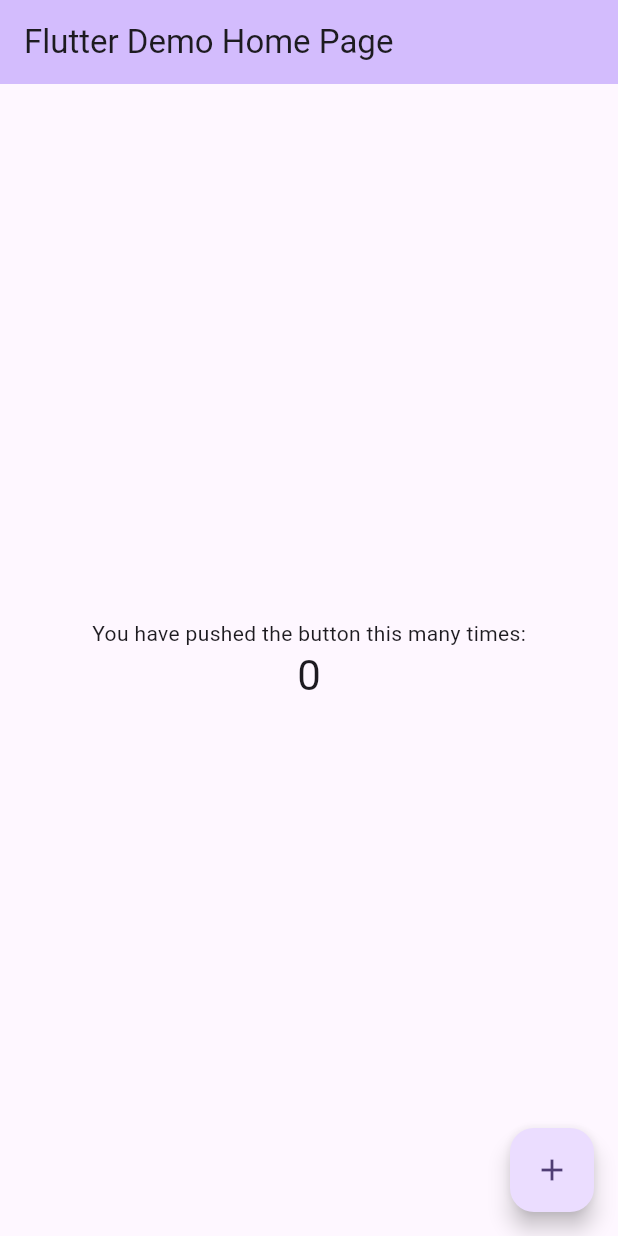
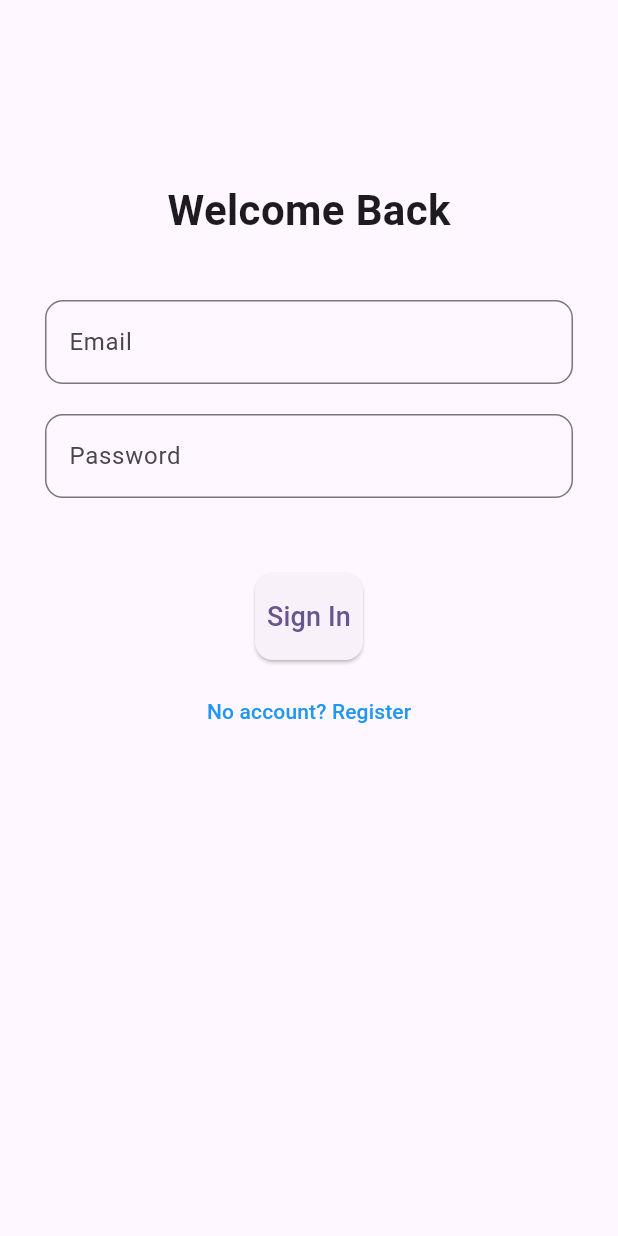
Before and after one commit to Abhisek-07/comments_app, a Flutter app: the screen it shows after launch, on a phone screen of 412 x 824 dp. Run offline on Flutter 3.47's test engine with Material 3 defaults, Android fonts, the phone set to English and light mode, and no system bars; drawn by our look-alikes of loader_overlay; our stand-ins replace firebase_auth, firebase_core, flutter_native_splash, flutter_riverpod, fluttertoast, riverpod_annotation; accounts and stored records are empty; generated files the repository leaves out were written again.

Commit message:
Added fire base auth

```diff
--- /dev/null
+++ b/lib/app.dart
@@ -0,0 +1,49 @@
+import 'package:comments_app/ui/splash_screen.dart';
+import 'package:flutter/material.dart';
+import 'package:loader_overlay/loader_overlay.dart';
+
+final GlobalKey<NavigatorState> appNavigatorKey = GlobalKey<NavigatorState>();
+BuildContext get globalContext => appNavigatorKey.currentState!.context;
+
+class App extends StatelessWidget {
+  const App({super.key});
+
+  // This widget is the root of your application.
+  @override
+  Widget build(BuildContext context) {
+    return Listener(
+      behavior: HitTestBehavior.opaque,
+      onPointerUp: (_) {
+        FocusScopeNode currentFocus = FocusScope.of(context);
+        if (!currentFocus.hasPrimaryFocus &&
+            currentFocus.focusedChild != null) {
+          FocusManager.instance.primaryFocus?.unfocus();
+        }
+      },
+      child: MaterialApp(
+        navigatorKey: appNavigatorKey,
+        title: 'Comments',
+        theme: ThemeData(
+          // This is the theme of your application.
+          //
+          // TRY THIS: Try running your application with "flutter run". You'll see
+          // the application has a purple toolbar. Then, without quitting the app,
+          // try changing the seedColor in the colorScheme below to Colors.green
+          // and then invoke "hot reload" (save your changes or press the "hot
+          // reload" button in a Flutter-supported IDE, or press "r" if you used
+          // the command line to start the app).
+          //
+          // Notice that the counter didn't reset back to zero; the application
+          // state is not lost during the reload. To reset the state, use hot
+          // restart instead.
+          //
+          // This works for code too, not just values: Most code changes can be
+          // tested with just a hot reload.
+          colorScheme: ColorScheme.fromSeed(seedColor: Colors.deepPurple),
+          useMaterial3: true,
+        ),
+        home: const GlobalLoaderOverlay(child: SplashScreen()),
+      ),
+    );
+  }
+}
--- a/lib/main.dart
+++ b/lib/main.dart
@@ -1,125 +1,15 @@
+import 'package:comments_app/app.dart';
+import 'package:comments_app/firebase_options.dart';
+import 'package:firebase_core/firebase_core.dart';
 import 'package:flutter/material.dart';
+import 'package:flutter_native_splash/flutter_native_splash.dart';
+import 'package:flutter_riverpod/flutter_riverpod.dart';
 
-void main() {
-  runApp(const MyApp());
+Future<void> main() async {
+  WidgetsBinding widgetsBinding = WidgetsFlutterBinding.ensureInitialized();
+  await Firebase.initializeApp(
+    options: DefaultFirebaseOptions.currentPlatform,
+  );
+  FlutterNativeSplash.preserve(widgetsBinding: widgetsBinding);
+  runApp(const ProviderScope(child: App()));
 }
-
-class MyApp extends StatelessWidget {
-  const MyApp({super.key});
-
-  // This widget is the root of your application.
-  @override
-  Widget build(BuildContext context) {
-    return MaterialApp(
-      title: 'Flutter Demo',
-      theme: ThemeData(
-        // This is the theme of your application.
-        //
-        // TRY THIS: Try running your application with "flutter run". You'll see
-        // the application has a purple toolbar. Then, without quitting the app,
-        // try changing the seedColor in the colorScheme below to Colors.green
-        // and then invoke "hot reload" (save your changes or press the "hot
-        // reload" button in a Flutter-supported IDE, or press "r" if you used
-        // the command line to start the app).
-        //
-        // Notice that the counter didn't reset back to zero; the application
-        // state is not lost during the reload. To reset the state, use hot
-        // restart instead.
-        //
-        // This works for code too, not just values: Most code changes can be
-        // tested with just a hot reload.
-        colorScheme: ColorScheme.fromSeed(seedColor: Colors.deepPurple),
-        useMaterial3: true,
-      ),
-      home: const MyHomePage(title: 'Flutter Demo Home Page'),
-    );
-  }
-}
-
-class MyHomePage extends StatefulWidget {
-  const MyHomePage({super.key, required this.title});
-
-  // This widget is the home page of your application. It is stateful, meaning
-  // that it has a State object (defined below) that contains fields that affect
-  // how it looks.
-
-  // This class is the configuration for the state. It holds the values (in this
-  // case the title) provided by the parent (in this case the App widget) and
-  // used by the build method of the State. Fields in a Widget subclass are
-  // always marked "final".
-
-  final String title;
-
-  @override
-  State<MyHomePage> createState() => _MyHomePageState();
-}
-
-class _MyHomePageState extends State<MyHomePage> {
-  int _counter = 0;
-
-  void _incrementCounter() {
-    setState(() {
-      // This call to setState tells the Flutter framework that something has
-      // changed in this State, which causes it to rerun the build method below
-      // so that the display can reflect the updated values. If we changed
-      // _counter without calling setState(), then the build method would not be
-      // called again, and so nothing would appear to happen.
-      _counter++;
-    });
-  }
-
-  @override
-  Widget build(BuildContext context) {
-    // This method is rerun every time setState is called, for instance as done
-    // by the _incrementCounter method above.
-    //
-    // The Flutter framework has been optimized to make rerunning build methods
-    // fast, so that you can just rebuild anything that needs updating rather
-    // than having to individually change instances of widgets.
-    return Scaffold(
-      appBar: AppBar(
-        // TRY THIS: Try changing the color here to a specific color (to
-        // Colors.amber, perhaps?) and trigger a hot reload to see the AppBar
-        // change color while the other colors stay the same.
-        backgroundColor: Theme.of(context).colorScheme.inversePrimary,
-        // Here we take the value from the MyHomePage object that was created by
-        // the App.build method, and use it to set our appbar title.
-        title: Text(widget.title),
-      ),
-      body: Center(
-        // Center is a layout widget. It takes a single child and positions it
-        // in the middle of the parent.
-        child: Column(
-          // Column is also a layout widget. It takes a list of children and
-          // arranges them vertically. By default, it sizes itself to fit its
-          // children horizontally, and tries to be as tall as its parent.
-          //
-          // Column has various properties to control how it sizes itself and
-          // how it positions its children. Here we use mainAxisAlignment to
-          // center the children vertically; the main axis here is the vertical
-          // axis because Columns are vertical (the cross axis would be
-          // horizontal).
-          //
-          // TRY THIS: Invoke "debug painting" (choose the "Toggle Debug Paint"
-          // action in the IDE, or press "p" in the console), to see the
-          // wireframe for each widget.
-          mainAxisAlignment: MainAxisAlignment.center,
-          children: <Widget>[
-            const Text(
-              'You have pushed the button this many times:',
-            ),
-            Text(
-              '$_counter',
-              style: Theme.of(context).textTheme.headlineMedium,
-            ),
-          ],
-        ),
-      ),
-      floatingActionButton: FloatingActionButton(
-        onPressed: _incrementCounter,
-        tooltip: 'Increment',
-        child: const Icon(Icons.add),
-      ), // This trailing comma makes auto-formatting nicer for build methods.
-    );
-  }
-}
--- /dev/null
+++ b/lib/states/auth_state.dart
@@ -0,0 +1,94 @@
+import 'dart:developer';
+
+import 'package:comments_app/utils/app_helper.dart';
+import 'package:firebase_auth/firebase_auth.dart';
+import 'package:flutter_riverpod/flutter_riverpod.dart';
+import 'package:riverpod_annotation/riverpod_annotation.dart';
+
+part 'auth_state.g.dart';
+
+@Riverpod(keepAlive: true)
+class AuthState extends _$AuthState {
+  final _firebaseAuth = FirebaseAuth.instance;
+
+  @override
+  Stream<User?> build() {
+    return _firebaseAuth.authStateChanges();
+  }
+
+  // Sign up with email and password
+  Future<User?> signUpWithEmailPassword(String email, String password) async {
+    String message = '';
+    try {
+      UserCredential userCredential =
+          await _firebaseAuth.createUserWithEmailAndPassword(
+        email: email,
+        password: password,
+      );
+      log("User signed up: ${userCredential.user?.uid}");
+      return userCredential.user;
+    } on FirebaseAuthException catch (e) {
+      if (e.code == 'weak-password') {
+        log('The password provided is too weak.');
+        message = "The password provided is too weak.";
+      } else if (e.code == 'email-already-in-use') {
+        log('An account already exists for that email.');
+        message = 'An account already exists for that email.';
+      }
+      AppHelper.showAlert(message: message);
+      return null;
+    } catch (e) {
+      log("Sign up error: $e");
+      AppHelper.showAlert(message: "Failed: $e");
+      return null;
+    }
+  }
+
+  // Sign in with email and password
+  Future<User?> signInWithEmailPassword(String email, String password) async {
+    String? message;
+    try {
+      UserCredential userCredential =
+          await _firebaseAuth.signInWithEmailAndPassword(
+        email: email,
+        password: password,
+      );
+      log("User signed in: ${userCredential.user?.uid}");
+      return userCredential.user;
+    } on FirebaseAuthException catch (e) {
+      if (e.code == 'user-not-found') {
+        log('No user found for that email.');
+        message = "No user found for that email";
+      } else if (e.code == 'wrong-password') {
+        log('Wrong password provided.');
+        message = "No user found for that email";
+      }
+      AppHelper.showAlert(message: message ?? "Please enter valid credentials");
+      return null;
+    } catch (e) {
+      log("Sign in error: $e");
+      AppHelper.showAlert(message: "Failed $e");
+      return null;
+    }
+  }
+
+  // Sign out
+  Future<void> signOut() async {
+    try {
+      await _firebaseAuth.signOut();
+      log('User signed out');
+    } catch (e) {
+      log("Sign out error: $e");
+    }
+  }
+
+  // Check if user is signed in
+  User? get currentUser {
+    return _firebaseAuth.currentUser;
+  }
+
+  // Listen to auth state changes
+  Stream<User?> authStateChanges() {
+    return _firebaseAuth.authStateChanges();
+  }
+}
--- /dev/null
+++ b/lib/ui/auth_screen.dart
@@ -0,0 +1,224 @@
+import 'dart:developer';
+
+import 'package:comments_app/states/auth_state.dart';
+import 'package:comments_app/utils/app_helper.dart';
+import 'package:firebase_auth/firebase_auth.dart';
+import 'package:flutter/material.dart';
+import 'package:flutter_riverpod/flutter_riverpod.dart';
+import 'package:loader_overlay/loader_overlay.dart';
+
+class AuthScreen extends ConsumerStatefulWidget {
+  const AuthScreen({super.key});
+
+  @override
+  _AuthScreenState createState() => _AuthScreenState();
+}
+
+class _AuthScreenState extends ConsumerState<AuthScreen> {
+  final _formKey = GlobalKey<FormState>();
+  final TextEditingController _emailController = TextEditingController();
+  final TextEditingController _passwordController = TextEditingController();
+  final TextEditingController _confirmPasswordController =
+      TextEditingController();
+
+  bool isSignUp = false;
+
+  AuthState get authProvider => ref.watch(authStateProvider.notifier);
+
+  // Validation logic
+  String? _validateEmail(String? value) {
+    final emailRegex = RegExp(
+        r"^[a-zA-Z0-9.a-zA-Z0-9.!#$%&'*+/=?^_`{|}~-]+@[a-zA-Z0-9]+\.[a-zA-Z]+");
+    if (value == null || value.isEmpty) {
+      return 'Please enter your email';
+    } else if (!emailRegex.hasMatch(value)) {
+      return 'Enter a valid email';
+    }
+    return null;
+  }
+
+  String? _validatePassword(String? value) {
+    if (value == null || value.isEmpty) {
+      return 'Please enter your password';
+    } else if (value.length < 6) {
+      return 'Password must be at least 6 characters';
+    }
+    return null;
+  }
+
+  String? _validateConfirmPassword(String? value) {
+    if (isSignUp) {
+      if (value != _passwordController.text) {
+        return 'Passwords do not match';
+      } else if (value == null || value.isEmpty) {
+        return "Please confirm your password";
+      }
+    }
+    return null;
+  }
+
+  Future<void> _submitForm() async {
+    if (_formKey.currentState!.validate()) {
+      _formKey.currentState!.save();
+      context.loaderOverlay.show();
+      if (isSignUp) {
+        log("Signing up...");
+        // Handle sign up logic
+        // Use FirebaseAuthService for Sign Up
+        User? user = await authProvider.signUpWithEmailPassword(
+            _emailController.text, _passwordController.text);
+        context.loaderOverlay.hide();
+        if (user != null) {
+          log("User signed up successfully");
+          AppHelper.showAlert(
+              message: "User signed up successfully.",
+              alertType: AlertType.success);
+          // Navigate to another screen if needed
+        }
+      } else {
+        log("Signing in...");
+        // Handle sign in logic
+        // Use FirebaseAuthService for Sign In
+        User? user = await authProvider.signInWithEmailPassword(
+            _emailController.text, _passwordController.text);
+        context.loaderOverlay.hide();
+        if (user != null) {
+          log("User signed in successfully");
+          AppHelper.showAlert(
+              message: "User signed in successfully.",
+              alertType: AlertType.success);
+          // Navigate to another screen if needed
+        }
+      }
+    } else {
+      // _updateUI();
+      // _formKey.currentState!.reset();
+    }
+  }
+
+  void _toggleFormType() {
+    setState(() {
+      isSignUp = !isSignUp;
+      _formKey.currentState!.reset();
+      _emailController.clear();
+      _passwordController.clear();
+      _confirmPasswordController.clear();
+    });
+  }
+
+  @override
+  void dispose() {
+    _emailController.dispose();
+    _passwordController.dispose();
+    _confirmPasswordController.dispose();
+    super.dispose();
+  }
+
+  @override
+  Widget build(BuildContext context) {
+    return Scaffold(
+      body: SingleChildScrollView(
+        child: Padding(
+          padding: const EdgeInsets.symmetric(horizontal: 30),
+          child: Form(
+            key: _formKey,
+            autovalidateMode: AutovalidateMode.disabled,
+            child: Column(
+              mainAxisAlignment: MainAxisAlignment.center,
+              children: [
+                const SizedBox(height: 100), // Space at the top
+                // Illustration image
+                // Padding(
+                //   padding: const EdgeInsets.all(16.0),
+                //   child: Image.asset(
+                //     'assets/illustrations/user_illustration.webp', // Replace with your own illustration
+                //     height: 150,
+                //   ),
+                // ),
+                const SizedBox(height: 20),
+                // Title for the app (replace with your app name)
+                Text(
+                  isSignUp ? 'Create Account' : 'Welcome Back',
+                  style: const TextStyle(
+                    fontSize: 28,
+                    fontWeight: FontWeight.bold,
+                  ),
+                ),
+                const SizedBox(height: 40),
+                // Email input
+                TextFormField(
+                  autovalidateMode: AutovalidateMode.onUserInteraction,
+                  controller: _emailController,
+                  validator: _validateEmail,
+                  decoration: InputDecoration(
+                    labelText: 'Email',
+                    border: OutlineInputBorder(
+                      borderRadius: BorderRadius.circular(12),
+                    ),
+                  ),
+                ),
+                const SizedBox(height: 20),
+                // Password input
+                TextFormField(
+                  autovalidateMode: AutovalidateMode.onUserInteraction,
+                  validator: _validatePassword,
+                  controller: _passwordController,
+                  obscureText: true,
+                  decoration: InputDecoration(
+                    labelText: 'Password',
+                    border: OutlineInputBorder(
+                      borderRadius: BorderRadius.circular(12),
+                    ),
+                  ),
+                ),
+                const SizedBox(height: 20),
+                // Confirm Password (only for Sign Up)
+                if (isSignUp)
+                  TextFormField(
+                    controller: _confirmPasswordController,
+                    autovalidateMode: AutovalidateMode.onUserInteraction,
+                    validator: _validateConfirmPassword,
+                    obscureText: true,
+                    decoration: InputDecoration(
+                      labelText: 'Confirm Password',
+                      border: OutlineInputBorder(
+                        borderRadius: BorderRadius.circular(12),
+                      ),
+                    ),
+                  ),
+                const SizedBox(height: 30),
+                // Sign In / Sign Up Button
+                ElevatedButton(
+                  onPressed: _submitForm,
+                  style: ElevatedButton.styleFrom(
+                    padding:
+                        const EdgeInsets.symmetric(vertical: 16, horizontal: 8),
+                    shape: RoundedRectangleBorder(
+                      borderRadius: BorderRadius.circular(12),
+                    ),
+                  ),
+                  child: Text(
+                    isSignUp ? 'Create Account' : 'Sign In',
+                    style: const TextStyle(fontSize: 18),
+                  ),
+                ),
+                const SizedBox(height: 10),
+                // Toggle between Sign In and Sign Up
+                TextButton(
+                  onPressed: _toggleFormType,
+                  child: Text(
+                    isSignUp
+                        ? "Already have an account? Sign In"
+                        : "No account? Register",
+                    style: const TextStyle(color: Colors.blue),
+                  ),
+                ),
+                const SizedBox(height: 20),
+              ],
+            ),
+          ),
+        ),
+      ),
+    );
+  }
+}
--- /dev/null
+++ b/lib/ui/splash_screen.dart
@@ -0,0 +1,48 @@
+import 'package:comments_app/states/auth_state.dart';
+import 'package:comments_app/ui/auth_screen.dart';
+import 'package:comments_app/ui/dash_board_screen.dart';
+import 'package:flutter/material.dart';
+import 'package:flutter_native_splash/flutter_native_splash.dart';
+import 'package:flutter_riverpod/flutter_riverpod.dart';
+import 'package:loader_overlay/loader_overlay.dart';
+
+class SplashScreen extends ConsumerWidget {
+  const SplashScreen({super.key});
+
+  @override
+  Widget build(BuildContext context, WidgetRef ref) {
+    final authenticatedUserStream = ref.watch(authStateProvider);
+    return authenticatedUserStream.when(
+      data: (data) {
+        if (context.loaderOverlay.visible) {
+          context.loaderOverlay.hide();
+        }
+        FlutterNativeSplash.remove();
+        if (data != null) {
+          return const DashBoard();
+        } else {
+          return const AuthScreen();
+        }
+      },
+      error: (error, stackTrace) {
+        if (context.loaderOverlay.visible) {
+          context.loaderOverlay.hide();
+        }
+        FlutterNativeSplash.remove();
+        return const AuthScreen();
+      },
+      loading: () {
+        if (context.loaderOverlay.visible) {
+          context.loaderOverlay.hide();
+        }
+        FlutterNativeSplash.remove();
+        return const Scaffold(
+          backgroundColor: Colors.white,
+          body: Center(
+            child: Text("Splash"),
+          ),
+        );
+      },
+    );
+  }
+}
--- /dev/null
+++ b/lib/utils/app_helper.dart
@@ -0,0 +1,21 @@
+import 'package:flutter/material.dart';
+import 'package:fluttertoast/fluttertoast.dart';
+
+enum AlertType {
+  success,
+  error,
+}
+
+class AppHelper {
+  static Future<bool?> showAlert(
+      {required String message, AlertType alertType = AlertType.error}) {
+    return Fluttertoast.showToast(
+      msg: message,
+      toastLength: Toast.LENGTH_LONG,
+      gravity: ToastGravity.SNACKBAR,
+      backgroundColor: alertType == AlertType.error ? Colors.red : Colors.green,
+      textColor: Colors.white,
+      fontSize: 14.0,
+    );
+  }
+}
--- a/pubspec.yaml
+++ b/pubspec.yaml
@@ -43,6 +43,7 @@ dependencies:
   flutter_riverpod: ^2.5.1
   riverpod_annotation: ^2.3.5
   loader_overlay: ^4.0.2+1
+  cloud_firestore: ^5.4.2
 
 dev_dependencies:
   flutter_test:
```
Also changed, not shown: lib/ui/dash_board_screen.dart (added, +40 -0 lines), lib/states/auth_state.g.dart (added), pubspec.lock, 4 other files.
